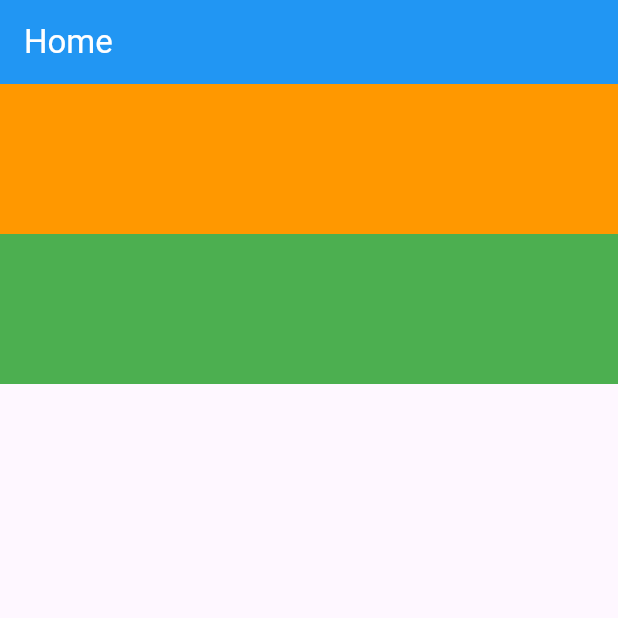
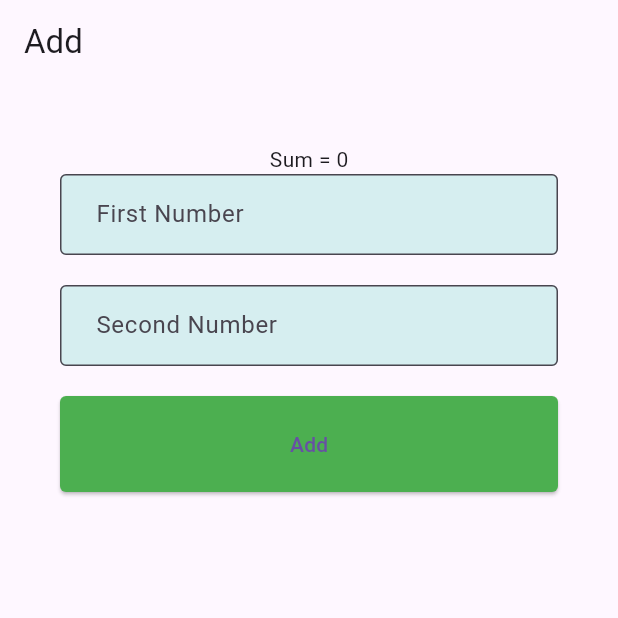
Before and after one commit to ZahidHR99/flutter-practice, a Flutter app: the screen it shows after launch, on a phone screen of 412 x 824 dp, the top half of it. Run offline on Flutter 3.47's test engine with Material 3 defaults, Android fonts, the phone set to English and light mode, and no system bars; our stand-ins replace responsive_grid.

Commit message:
input , button

```diff
--- /dev/null
+++ b/lib/counterapp.dart
@@ -0,0 +1,48 @@
+import 'package:flutter/material.dart';
+
+void main() {
+  runApp(const MyApp());
+}
+
+class MyApp extends StatelessWidget {
+  const MyApp({super.key});
+
+  @override
+  Widget build(BuildContext context) {
+    return MaterialApp(
+      title: "Counter App",
+      home: MyHomePage(),
+    );
+  }
+}
+
+class MyHomePage extends StatefulWidget {
+  @override
+  State<StatefulWidget> createState() {
+    return MyHomePageUI();
+  }
+}
+
+class MyHomePageUI extends State<MyHomePage> {
+  int countNumber = 0;
+
+  @override
+  Widget build(BuildContext context) {
+    return Scaffold(
+      appBar: AppBar(
+        title: Text('Counter App'),
+      ),
+      body: Center(
+        child: Text(countNumber.toString()),
+      ),
+      floatingActionButton: FloatingActionButton(
+        child: Icon(Icons.add),
+        onPressed: () {
+          setState(() {
+            countNumber = countNumber + 1;
+          });
+        },
+      ),
+    );
+  }
+}
--- a/lib/main.dart
+++ b/lib/main.dart
@@ -1,5 +1,4 @@
 import 'package:flutter/material.dart';
-import 'package:responsive_grid/responsive_grid.dart';
 import 'package:test_project/style.dart';
 
 void main() {
@@ -12,43 +11,57 @@ class MyApp extends StatelessWidget {
   @override
   Widget build(BuildContext context) {
     return MaterialApp(
-        theme: ThemeData(primarySwatch: Colors.green),
-        darkTheme: ThemeData(primarySwatch: Colors.red),
-        debugShowCheckedModeBanner: false,
-        home: HomeActivity());
+      title: "Counter App",
+      home: MyHomePage(),
+    );
   }
 }
 
-class HomeActivity extends StatelessWidget {
-  HomeActivity({super.key});
+class MyHomePage extends StatefulWidget {
+  @override
+  State<StatefulWidget> createState() {
+    return MyHomePageUI();
+  }
+}
+
+class MyHomePageUI extends State<MyHomePage> {
+  int countNumber = 0;
 
   @override
   Widget build(BuildContext context) {
     return Scaffold(
-        appBar: AppBar(
-          title: Text("Home"),
-          foregroundColor: Colors.white,
-          backgroundColor: Colors.blue,
+      appBar: AppBar(
+        title: Text('Add'),
+      ),
+      body: Padding(
+        padding: EdgeInsets.all(40),
+        child: Column(
+          mainAxisAlignment: MainAxisAlignment.start,
+          children: [
+            Text("Sum = 0"),
+            TextFormField(
+              decoration: AppInputStyle("First Number "),
+            ),
+            SizedBox(
+              height: 20,
+            ),
+            TextFormField(
+              decoration: AppInputStyle("Second Number "),
+            ),
+            SizedBox(
+              height: 20,
+            ),
+            Container(
+              width: double.infinity,
+              child: ElevatedButton(
+                style: AppButtonStyle(),
+                child: Text('Add'),
+                onPressed: () {},
+              ),
+            )
+          ],
         ),
-        body: ResponsiveGridRow(children: [
-          ResponsiveGridCol(
-            lg: 12,
-            child: Container(
-              height: 100,
-              color: Colors.orange,
-            ),
-          ),
-          ResponsiveGridCol(
-            xl: 4,
-            lg: 6,
-            md: 8,
-            sm: 9,
-            xs: 12,
-            child: Container(
-              height: 100,
-              color: Colors.green,
-            ),
-          ),
-        ]));
+      ),
+    );
   }
 }
--- a/lib/style.dart
+++ b/lib/style.dart
@@ -1,18 +1,24 @@
 import 'dart:ui';
 import 'package:flutter/material.dart';
 
-TextStyle HeadLine(context) {
-  var width = MediaQuery.of(context).size.width;
+InputDecoration AppInputStyle(label) {
+  return InputDecoration(
+    contentPadding: EdgeInsets.fromLTRB(20, 10, 10, 20),
+    fillColor: Color.fromARGB(255, 214, 238, 240),
+    filled: true,
+    border: OutlineInputBorder(),
+    labelText: label,
+  );
+}
 
-  if (width < 700) {
-    return TextStyle(
-      color: Colors.black,
-      fontSize: 34,
-    );
-  } else {
-    return TextStyle(
-      color: Colors.green,
-      fontSize: 65,
-    );
-  }
+TextStyle HeadTextStyle() {
+  return TextStyle(fontSize: 28, fontWeight: FontWeight.w800);
 }
+
+ButtonStyle AppButtonStyle() {
+  return ElevatedButton.styleFrom(
+      padding: EdgeInsets.all(22),
+      backgroundColor: Colors.green,
+      shape: RoundedRectangleBorder(
+          borderRadius: BorderRadius.all(Radius.circular(4))));
+}
```
Also changed, not shown: lib/responsive.dart (added, +54 -0 lines).
